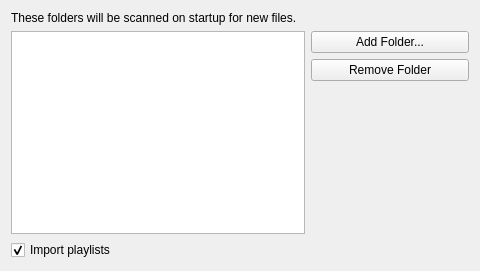
KDE/juk, file directorylistbase.ui: the form before one commit.
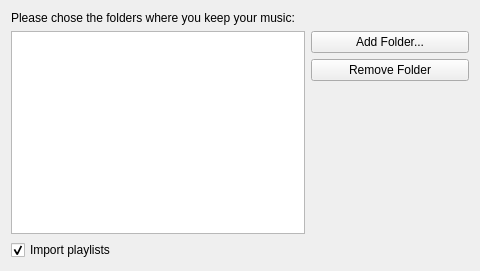
The form after the commit. Custom widgets are drawn as their Qt base class.

Commit message: Make the message more functional, less technical (and put the explanation in the tooltip)

```diff
--- a/directorylistbase.ui
+++ b/directorylistbase.ui
@@ -16,7 +16,7 @@
      <item>
       <widget class="QLabel" name="informationLabel">
        <property name="text">
-        <string>These folders will be scanned on startup for new files.</string>
+        <string>Please chose the folders where you keep your music:</string>
        </property>
        <property name="alignment">
         <set>Qt::AlignVCenter</set>
```
Left out of the diff: 3 changed lines with no effect on the pictures.
